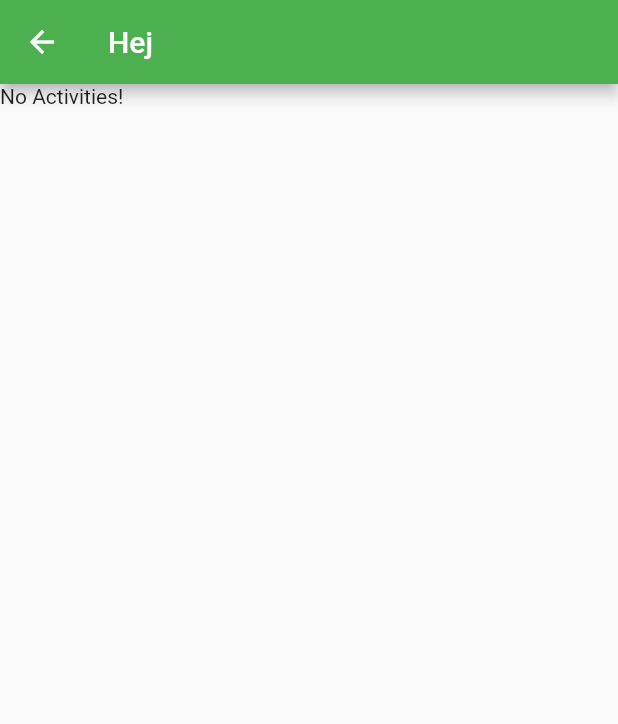
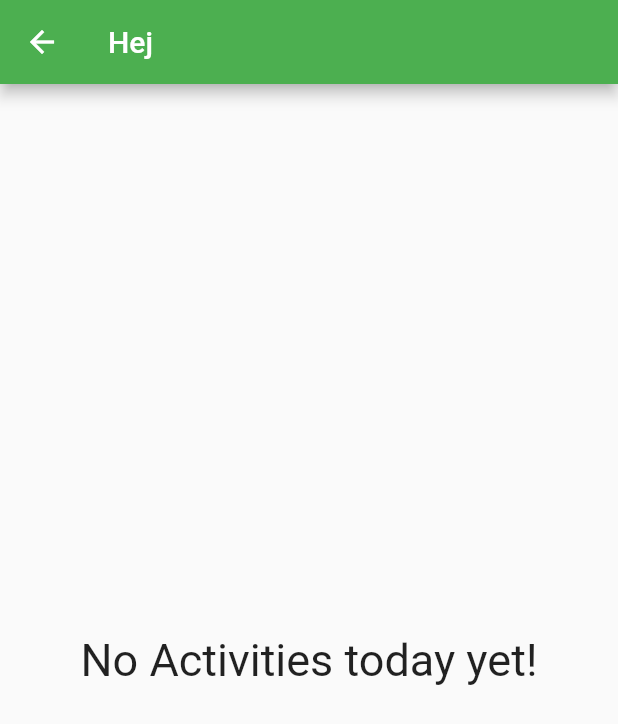
Before and after one commit to dogman223/active_week, a Flutter app: the DayActivitiesScreen screen opened directly, on a phone screen of 412 x 824 dp. Shown: the top 724 px of the screen. Run offline on Flutter 3.47's test engine with Material 2 defaults, Android fonts, the light colour scheme and no system bars.

Commit message:
BuildListContent method added

```diff
--- a/lib/screen/day_activities_screen.dart
+++ b/lib/screen/day_activities_screen.dart
@@ -1,23 +1,31 @@
 import 'package:flutter/material.dart';
 import '../model/activity.dart';
 
-//View of activities in a day
+//Screen of activities in a day
 class DayActivitiesScreen extends StatelessWidget {
   const DayActivitiesScreen({super.key, required this.activities});
 
   final List<Activity> activities;
 
-  @override
-  Widget build(BuildContext context) {
-    //List view
+  //Widget builds list of activities if not empty
+  Widget buildListContent(BuildContext context) {
     Widget listContent = ListView.builder(
         itemCount: activities.length,
         itemBuilder: (context, index) => Text(activities[index].title));
 
     if (activities.isEmpty) {
-      listContent = const Text('No Activities!');
+      listContent = Center(
+          child: const Text(
+        'No Activities today yet!',
+        style: TextStyle(fontSize: 30),
+      ));
     }
+    return listContent;
+  }
 
-    return Scaffold(appBar: AppBar(title: Text('Hej')), body: listContent);
+  @override
+  Widget build(BuildContext context) {
+    return Scaffold(
+        appBar: AppBar(title: Text('Hej')), body: buildListContent(context));
   }
 }
```
